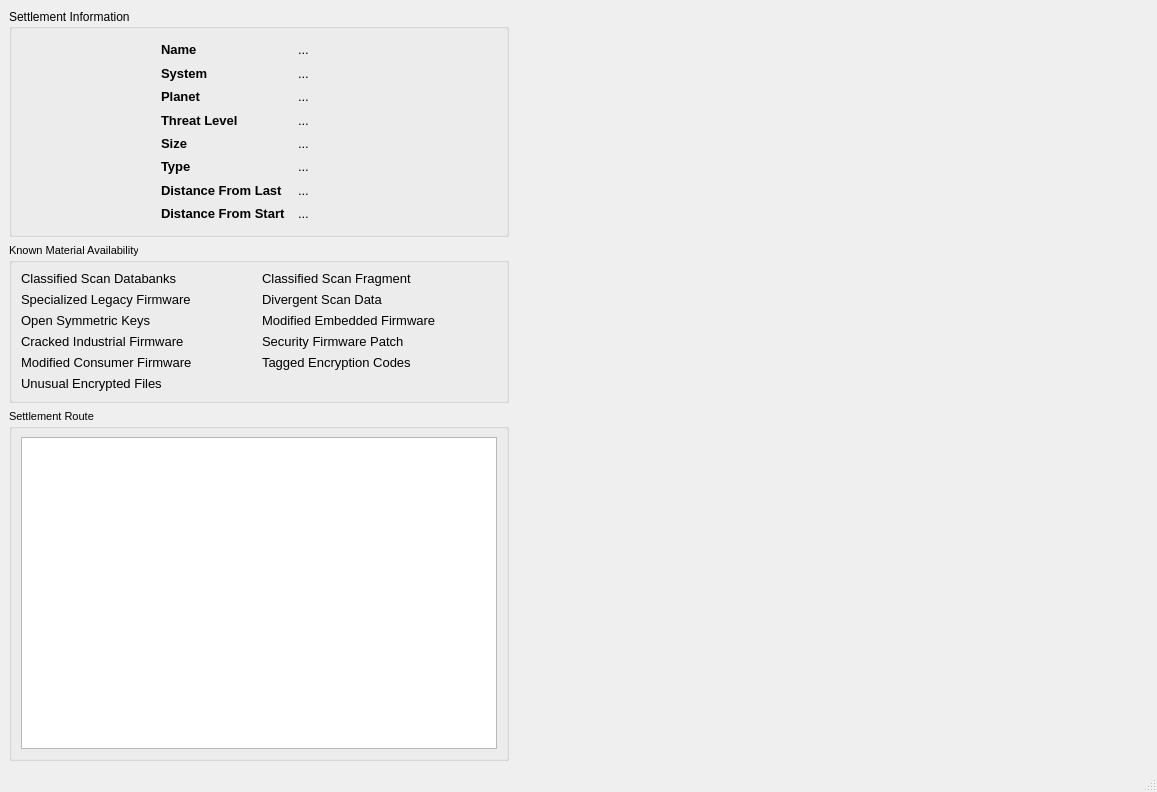
Before: the Qt Designer form src/RouteViewer.ui in neotron/EDPathFinder, drawn with Qt 5.
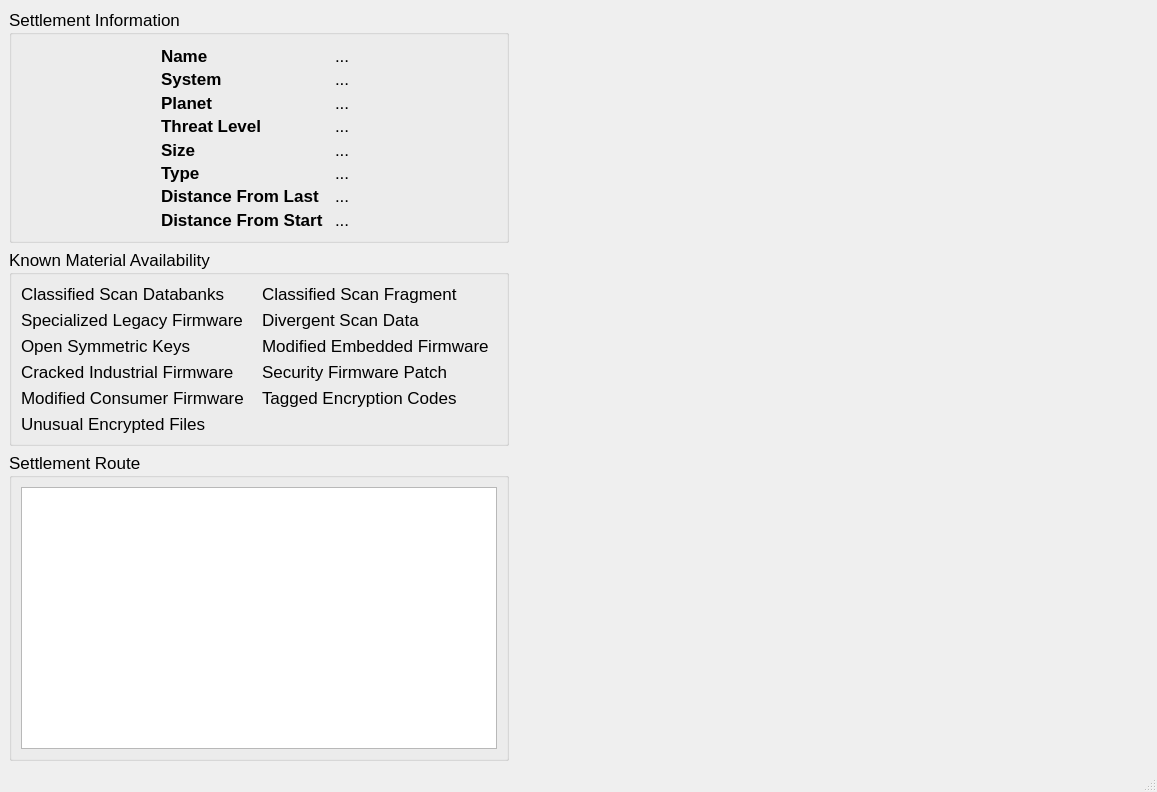
After: the same form once the commit is applied. Icons and pictures are not drawn.

Commit message: Fix layout on route viewer.

Diff of the .ui file:
```diff
--- a/src/RouteViewer.ui
+++ b/src/RouteViewer.ui
@@ -49,6 +49,11 @@
           <height>16777215</height>
          </size>
         </property>
+        <property name="font">
+         <font>
+          <pointsize>13</pointsize>
+         </font>
+        </property>
         <property name="title">
          <string>Settlement Information</string>
         </property>
@@ -74,7 +79,7 @@
              </property>
              <property name="font">
               <font>
-               <pointsize>10</pointsize>
+               <pointsize>13</pointsize>
                <weight>75</weight>
                <bold>true</bold>
               </font>
@@ -94,7 +99,7 @@
              </property>
              <property name="font">
               <font>
-               <pointsize>10</pointsize>
+               <pointsize>13</pointsize>
               </font>
              </property>
              <property name="text">
@@ -112,7 +117,7 @@
              </property>
              <property name="font">
               <font>
-               <pointsize>10</pointsize>
+               <pointsize>13</pointsize>
                <weight>75</weight>
                <bold>true</bold>
               </font>
@@ -132,7 +137,7 @@
              </property>
              <property name="font">
               <font>
-               <pointsize>10</pointsize>
+               <pointsize>13</pointsize>
               </font>
              </property>
              <property name="text">
@@ -150,7 +155,7 @@
              </property>
              <property name="font">
               <font>
-               <pointsize>10</pointsize>
+               <pointsize>13</pointsize>
                <weight>75</weight>
                <bold>true</bold>
               </font>
@@ -170,7 +175,7 @@
              </property>
              <property name="font">
               <font>
-               <pointsize>10</pointsize>
+               <pointsize>13</pointsize>
               </font>
              </property>
              <property name="text">
@@ -188,7 +193,7 @@
              </property>
              <property name="font">
               <font>
-               <pointsize>10</pointsize>
+               <pointsize>13</pointsize>
                <weight>75</weight>
                <bold>true</bold>
               </font>
@@ -208,7 +213,7 @@
              </property>
              <property name="font">
               <font>
-               <pointsize>10</pointsize>
+               <pointsize>13</pointsize>
               </font>
              </property>
              <property name="text">
@@ -226,7 +231,7 @@
              </property>
              <property name="font">
               <font>
-               <pointsize>10</pointsize>
+               <pointsize>13</pointsize>
                <weight>75</weight>
                <bold>true</bold>
               </font>
@@ -246,7 +251,7 @@
              </property>
              <property name="font">
               <font>
-               <pointsize>10</pointsize>
+               <pointsize>13</pointsize>
               </font>
              </property>
              <property name="text">
@@ -264,7 +269,7 @@
              </property>
              <property name="font">
               <font>
-               <pointsize>10</pointsize>
+               <pointsize>13</pointsize>
                <weight>75</weight>
                <bold>true</bold>
               </font>
@@ -284,7 +289,7 @@
              </property>
              <property name="font">
               <font>
-               <pointsize>10</pointsize>
+               <pointsize>13</pointsize>
               </font>
              </property>
              <property name="text">
@@ -302,7 +307,7 @@
              </property>
              <property name="font">
               <font>
-               <pointsize>10</pointsize>
+               <pointsize>13</pointsize>
                <weight>75</weight>
                <bold>true</bold>
               </font>
@@ -322,7 +327,7 @@
              </property>
              <property name="font">
               <font>
-               <pointsize>10</pointsize>
+               <pointsize>13</pointsize>
               </font>
              </property>
              <property name="text">
@@ -340,7 +345,7 @@
              </property>
              <property name="font">
               <font>
-               <pointsize>10</pointsize>
+               <pointsize>13</pointsize>
                <weight>75</weight>
                <bold>true</bold>
               </font>
@@ -360,7 +365,7 @@
              </property>
              <property name="font">
               <font>
-               <pointsize>10</pointsize>
+               <pointsize>13</pointsize>
               </font>
              </property>
              <property name="text">
@@ -435,7 +440,7 @@
         </property>
         <property name="font">
          <font>
-          <pointsize>8</pointsize>
+          <pointsize>13</pointsize>
          </font>
         </property>
         <property name="title">
@@ -448,7 +453,7 @@
             <widget class="QLabel" name="uef">
              <property name="font">
               <font>
-               <pointsize>10</pointsize>
+               <pointsize>13</pointsize>
               </font>
              </property>
              <property name="text">
@@ -460,7 +465,7 @@
             <widget class="QLabel" name="tec">
              <property name="font">
               <font>
-               <pointsize>10</pointsize>
+               <pointsize>13</pointsize>
               </font>
              </property>
              <property name="text">
@@ -472,7 +477,7 @@
             <widget class="QLabel" name="mcf">
              <property name="font">
               <font>
-               <pointsize>10</pointsize>
+               <pointsize>13</pointsize>
               </font>
              </property>
              <property name="text">
@@ -484,7 +489,7 @@
             <widget class="QLabel" name="sfp">
              <property name="font">
               <font>
-               <pointsize>10</pointsize>
+               <pointsize>13</pointsize>
               </font>
              </property>
              <property name="text">
@@ -496,7 +501,7 @@
             <widget class="QLabel" name="cif">
              <property name="font">
               <font>
-               <pointsize>10</pointsize>
+               <pointsize>13</pointsize>
               </font>
              </property>
              <property name="text">
@@ -508,7 +513,7 @@
             <widget class="QLabel" name="mef">
              <property name="font">
               <font>
-               <pointsize>10</pointsize>
+               <pointsize>13</pointsize>
               </font>
              </property>
              <property name="text">
@@ -520,7 +525,7 @@
             <widget class="QLabel" name="csd">
              <property name="font">
               <font>
-               <pointsize>10</pointsize>
+               <pointsize>13</pointsize>
               </font>
              </property>
              <property name="text">
@@ -532,7 +537,7 @@
             <widget class="QLabel" name="slf">
              <property name="font">
               <font>
-               <pointsize>10</pointsize>
+               <pointsize>13</pointsize>
               </font>
              </property>
              <property name="text">
@@ -544,7 +549,7 @@
             <widget class="QLabel" name="dsd">
              <property name="font">
               <font>
-               <pointsize>10</pointsize>
+               <pointsize>13</pointsize>
               </font>
              </property>
              <property name="text">
@@ -559,7 +564,7 @@
              </property>
              <property name="font">
               <font>
-               <pointsize>10</pointsize>
+               <pointsize>13</pointsize>
               </font>
              </property>
              <property name="text">
@@ -571,7 +576,7 @@
             <widget class="QLabel" name="osk">
              <property name="font">
               <font>
-               <pointsize>10</pointsize>
+               <pointsize>13</pointsize>
               </font>
              </property>
              <property name="text">
@@ -600,7 +605,7 @@
         </property>
         <property name="font">
          <font>
-          <pointsize>8</pointsize>
+          <pointsize>13</pointsize>
          </font>
         </property>
         <property name="title">
@@ -623,7 +628,7 @@
            </property>
            <property name="font">
             <font>
-             <pointsize>10</pointsize>
+             <pointsize>12</pointsize>
             </font>
            </property>
            <property name="alternatingRowColors">
```
Left out of the diff: 2 changed lines with no effect on the pictures.
